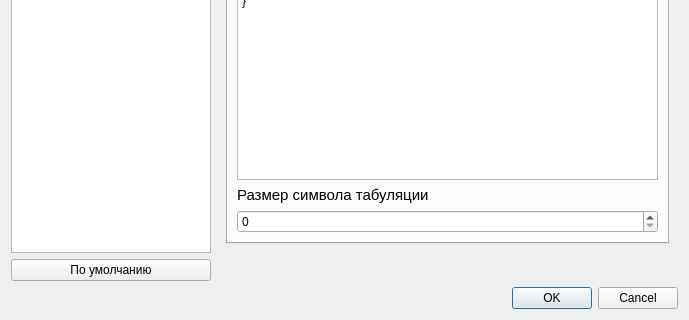
NOOBS-DevTeam/Appendix, file settingsdialog.ui: the form before one commit; both pictures show x 0 to 689 and y 175 to 495 of the 689 by 495 pixel window.
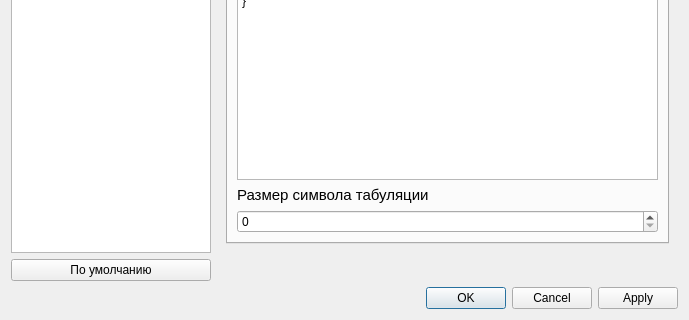
The form after the commit. Icons and pictures are not drawn. Custom widgets are drawn as their Qt base class.

The edit to the form file:
```diff
--- a/settingsdialog.ui
+++ b/settingsdialog.ui
@@ -34,7 +34,7 @@
       <enum>Qt::Horizontal</enum>
      </property>
      <property name="standardButtons">
-      <set>QDialogButtonBox::Cancel|QDialogButtonBox::Ok</set>
+      <set>QDialogButtonBox::Apply|QDialogButtonBox::Cancel|QDialogButtonBox::Ok</set>
      </property>
     </widget>
    </item>
```
